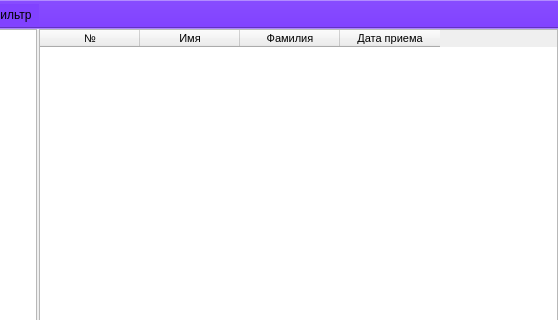
First picture: the form in ui/staff.ui, repository Meller008/CRM-Avi, before the edit; both pictures show x 219 to 777 and y 0 to 320 of the 777 by 450 pixel window.
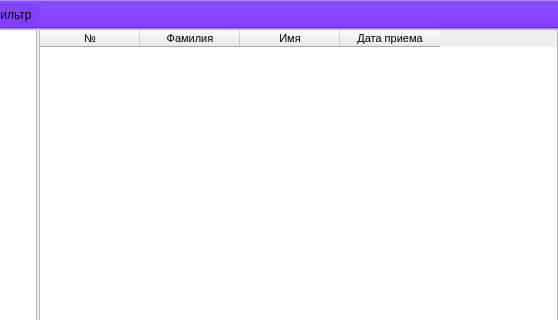
Second picture: the form after the edit.

Diff of the .ui file:
```diff
--- a/ui/staff.ui
+++ b/ui/staff.ui
@@ -76,12 +76,12 @@
       </column>
       <column>
        <property name="text">
-        <string>Имя</string>
+        <string>Фамилия</string>
        </property>
       </column>
       <column>
        <property name="text">
-        <string>Фамилия</string>
+        <string>Имя</string>
        </property>
       </column>
       <column>
```
